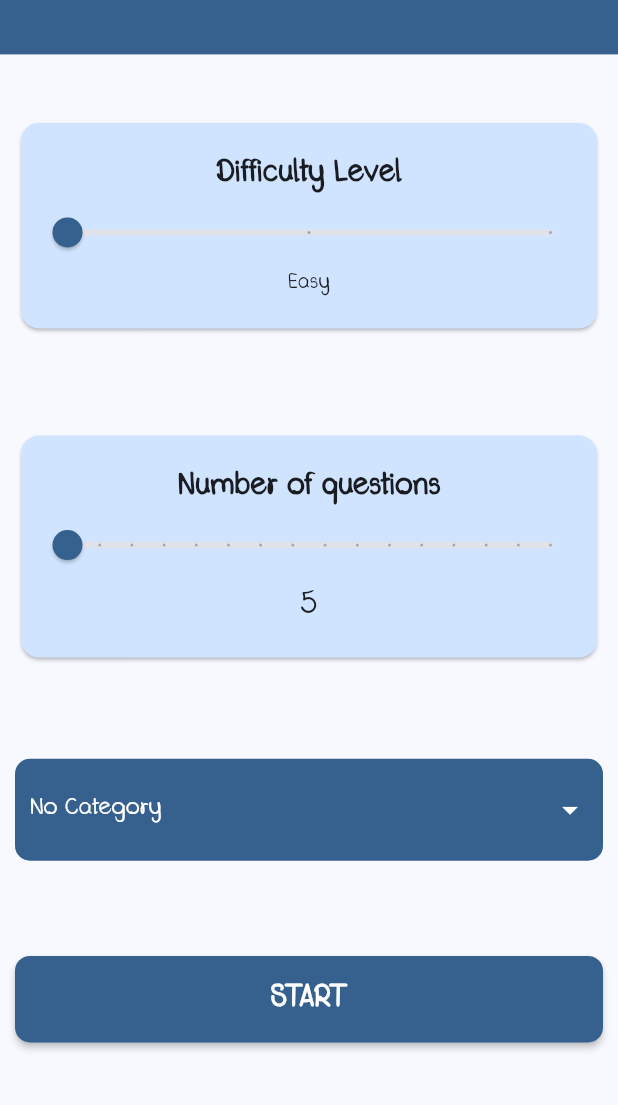
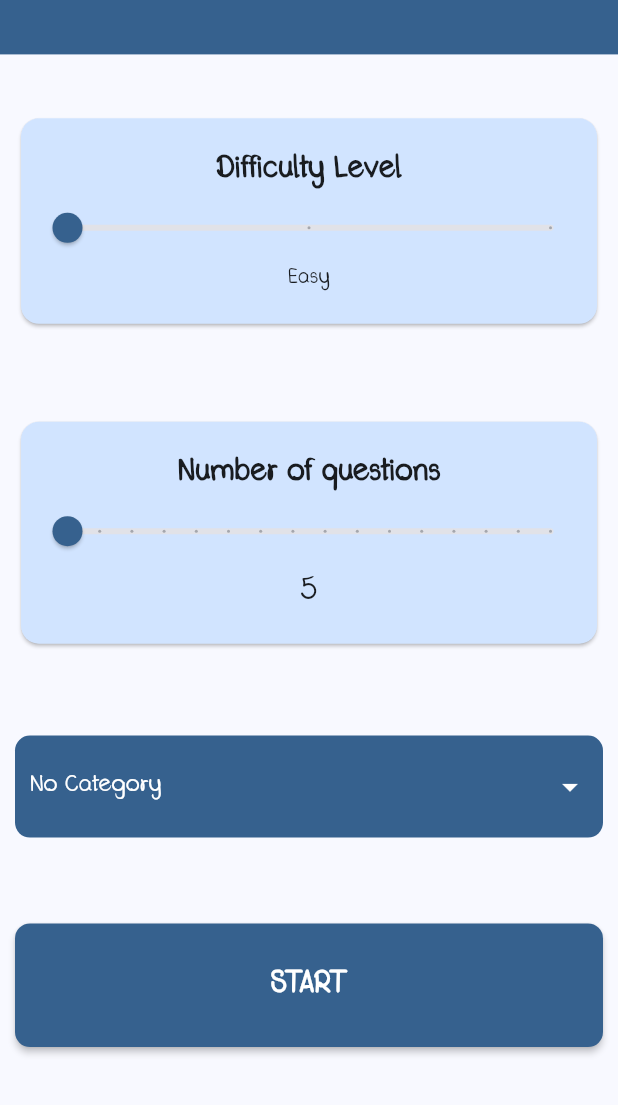
Before and after one commit to SaingHmineTun/flutter_frivia, a Flutter app: the screen it shows after launch, on a phone screen of 412 x 824 dp, the part 131-1236 px from its top. Run offline on Flutter 3.47's test engine with Material 3 defaults, Android fonts, the phone set to English and light mode, and no system bars; our stand-ins replace dio, get_it; missing offline and left inert: window_manager.

```diff
--- a/lib/main.dart
+++ b/lib/main.dart
@@ -19,8 +19,8 @@ void main() async {
 _configForWindows() async {
   await windowManager.ensureInitialized();
   WindowOptions windowOptions = WindowOptions(
-    size: Size(400, 600),
-    maximumSize: Size(400, 600),
+    size: Size(400, 700),
+    maximumSize: Size(400, 700),
     center: true,
   );
   windowManager.waitUntilReadyToShow(windowOptions, () async {
--- a/lib/pages/home_page.dart
+++ b/lib/pages/home_page.dart
@@ -126,7 +126,7 @@ class _HomePageState extends State<HomePage> {
         );
       },
       minWidth: _deviceWidth,
-      height: _deviceHeight * 0.07,
+      height: _deviceHeight * 0.1,
       child: Text(
         "START",
         style: TextStyle(
```
Also changed, not shown: 1 other file.
